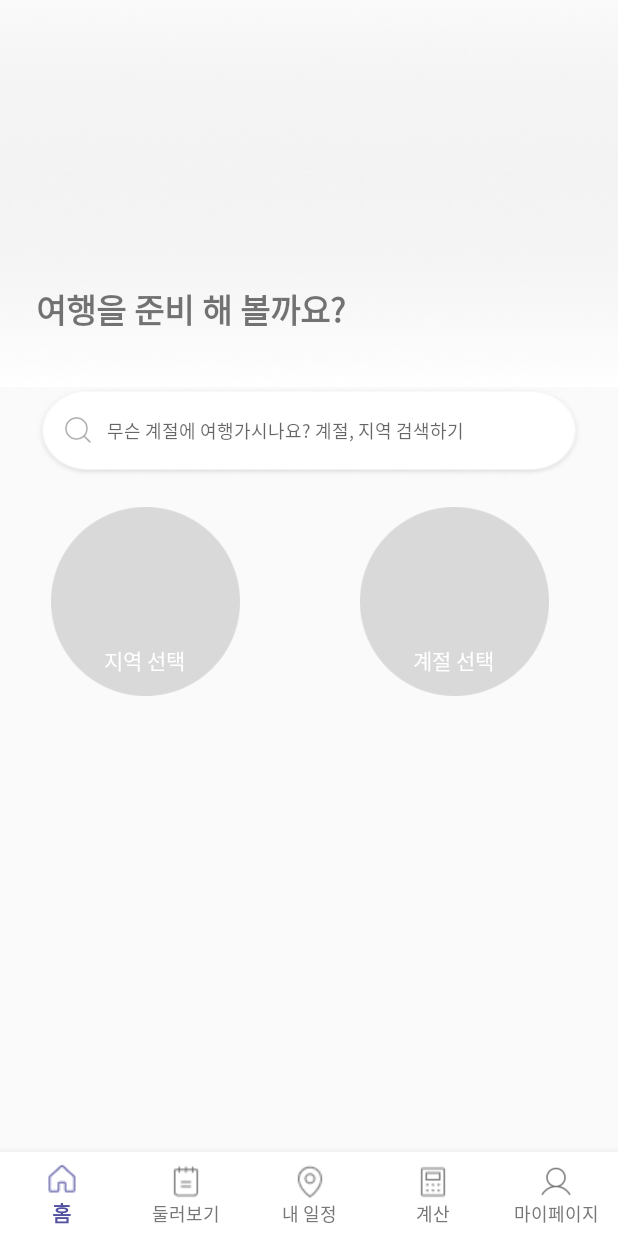
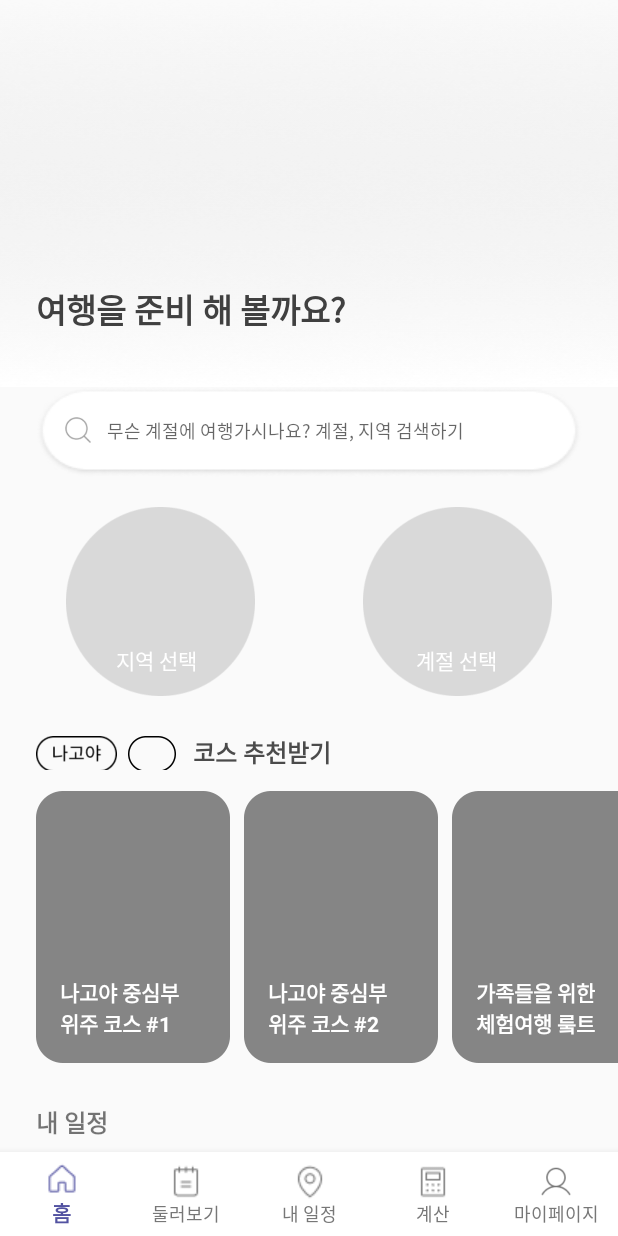
Before and after one commit to moon12-3/BaRoad, an Android app: the screen it shows after launch once a user with an empty profile is signed in (MainActivity), on a phone screen of 412 x 824 dp. Run offline under Robolectric (Android 15) with nearby library versions, the phone set to English and light mode, and no system bars; our stand-ins replace Firebase (no records; nobody signed in at launch, a user with empty details on screens opened directly).

Commit message:
메인페이지 xml

```diff
--- a/app/src/main/res/layout/fragment_main.xml
+++ b/app/src/main/res/layout/fragment_main.xml
@@ -6,7 +6,14 @@
     xmlns:app="http://schemas.android.com/apk/res-auto"
     android:orientation="vertical"
     tools:context=".MainFragment">
-
+    <ScrollView
+        android:layout_width="match_parent"
+        android:layout_height="wrap_content"
+        android:scrollbars="none">
+        <LinearLayout
+            android:layout_width="wrap_content"
+            android:layout_height="wrap_content"
+            android:orientation="vertical">
 
     <FrameLayout
         android:layout_width="match_parent"
@@ -23,6 +30,7 @@
             android:layout_marginTop="189dp"
             android:layout_marginLeft="24dp"
             android:text="여행을 준비 해 볼까요?"
+            android:textColor="#404040"
             android:textSize="22dp"
             android:textStyle="bold"/>
     </FrameLayout>
@@ -60,12 +68,13 @@
                 android:textSize="12dp"
                 android:layout_marginLeft="47dp"
                 android:layout_marginTop="20dp"
-                android:background="@android:color/transparent" />
+                android:background="@android:color/transparent"
+                android:textColor="#A1A1A1"/>
         </FrameLayout>
     </FrameLayout>
 
     <FrameLayout
-        android:layout_width="wrap_content"
+        android:layout_width="match_parent"
         android:layout_height="wrap_content">
         <FrameLayout
             android:layout_width="wrap_content"
@@ -75,13 +84,13 @@
                 android:layout_width="126dp"
                 android:layout_height="126dp"
                 android:background="@drawable/local_btn"
-                android:layout_marginLeft="34dp"
+                android:layout_marginLeft="44dp"
                 android:layout_marginTop="20dp"/>
             <TextView
                 android:layout_width="wrap_content"
                 android:layout_height="wrap_content"
                 android:layout_marginTop="111dp"
-                android:layout_marginLeft="69dp"
+                android:layout_marginLeft="77dp"
                 android:text="지역 선택"
                 android:textSize="14dp"
                 android:textColor="#ffffff"/>
@@ -90,27 +99,126 @@
         <FrameLayout
             android:layout_width="wrap_content"
             android:layout_height="wrap_content"
-            android:layout_marginLeft="40dp">
-
+            android:layout_gravity="right">
             <ImageButton
                 android:id="@+id/season_btn"
                 android:layout_width="126dp"
                 android:layout_height="126dp"
                 android:layout_gravity="right"
-                android:layout_marginLeft="200dp"
+                android:layout_marginRight="44dp"
                 android:layout_marginTop="20dp"
-                android:background="@drawable/local_btn" />
+                android:background="@drawable/local_btn"/>
             <TextView
                 android:layout_width="wrap_content"
                 android:layout_height="wrap_content"
-                android:layout_marginLeft="235dp"
+                android:layout_marginLeft="35dp"
                 android:layout_marginTop="111dp"
                 android:text="계절 선택"
                 android:textColor="#ffffff"
                 android:textSize="14dp" />
         </FrameLayout>
     </FrameLayout>
-
-
-
+    <LinearLayout
+        android:layout_width="match_parent"
+        android:layout_height="wrap_content"
+        android:orientation="horizontal"
+        android:layout_marginTop="25dp">
+        <Button
+            android:layout_width="54dp"
+            android:layout_height="24dp"
+            android:background="@drawable/local"
+            android:layout_marginLeft="24dp" />
+        <Button
+            android:layout_width="32dp"
+            android:layout_height="24dp"
+            android:background="@drawable/season"
+            android:layout_marginLeft="7dp"/>
+        <TextView
+            android:layout_width="wrap_content"
+            android:layout_height="wrap_content"
+            android:text="코스 추천받기"
+            android:textStyle="bold"
+            android:layout_marginLeft="11dp"
+            android:textSize="16dp"
+            android:textColor="#4B4B4B"/>
+    </LinearLayout>
+    <HorizontalScrollView
+        android:layout_width="match_parent"
+        android:layout_height="wrap_content"
+        android:scrollbars="none">
+        <LinearLayout
+            android:layout_width="match_parent"
+            android:layout_height="wrap_content"
+            android:layout_marginTop="14dp">
+            <FrameLayout
+                android:layout_width="wrap_content"
+                android:layout_height="wrap_content">
+                <ImageButton
+                    android:layout_width="129dp"
+                    android:layout_height="181dp"
+                    android:background="@drawable/course"
+                    android:layout_marginLeft="24dp"/>
+                <TextView
+                    android:layout_width="wrap_content"
+                    android:layout_height="match_parent"
+                    android:text="나고야 중심부\n위주 코스 #1"
+                    android:textStyle="bold"
+                    android:textColor="#ffffff"
+                    android:layout_gravity="bottom"
+                    android:layout_marginBottom="16dp"
+                    android:layout_marginLeft="40dp"/>
+            </FrameLayout>
+            <FrameLayout
+                android:layout_width="wrap_content"
+                android:layout_height="wrap_content">
+                <ImageButton
+                    android:layout_width="129dp"
+                    android:layout_height="181dp"
+                    android:background="@drawable/course"
+                    android:layout_marginLeft="9dp"/>
+                <TextView
+                    android:layout_width="wrap_content"
+                    android:layout_height="match_parent"
+                    android:text="나고야 중심부\n위주 코스 #2"
+                    android:textStyle="bold"
+                    android:textColor="#ffffff"
+                    android:layout_gravity="bottom"
+                    android:layout_marginBottom="16dp"
+                    android:layout_marginLeft="25dp"/>
+            </FrameLayout>
+            <FrameLayout
+                android:layout_width="wrap_content"
+                android:layout_height="wrap_content">
+                <ImageButton
+                    android:layout_width="129dp"
+                    android:layout_height="181dp"
+                    android:background="@drawable/course"
+                    android:layout_marginLeft="9dp"/>
+                <TextView
+                    android:layout_width="wrap_content"
+                    android:layout_height="match_parent"
+                    android:text="가족들을 위한\n체험여행 뤀트"
+                    android:textStyle="bold"
+                    android:textColor="#ffffff"
+                    android:layout_gravity="bottom"
+                    android:layout_marginBottom="16dp"
+                    android:layout_marginLeft="25dp"/>
+            </FrameLayout>
+        </LinearLayout>
+    </HorizontalScrollView>
+    <TextView
+        android:layout_width="match_parent"
+        android:layout_height="wrap_content"
+        android:text="내 일정"
+        android:textStyle="bold"
+        android:layout_marginTop="27dp"
+        android:layout_marginLeft="24dp"
+        android:textSize="16dp"/>
+    <ListView
+        android:layout_width="match_parent"
+        android:layout_height="wrap_content"
+        android:maxLines="3"
+        android:layout_marginTop="16dp"/>
+        </LinearLayout>
+    </ScrollView>
 </LinearLayout>
--- /dev/null
+++ b/app/src/main/res/layout/main_listview_item.xml
@@ -0,0 +1,37 @@
+<?xml version="1.0" encoding="utf-8"?>
+<LinearLayout xmlns:android="http://schemas.android.com/apk/res/android"
+    android:orientation="vertical"
+    android:layout_width="match_parent"
+    android:layout_height="match_parent">
+
+    <!--검색어 입력 리스트뷰 목록에 뜰 layout-->
+    <LinearLayout
+        android:layout_width="match_parent"
+        android:layout_height="wrap_content"
+        android:orientation="horizontal">
+
+        <ImageView
+            android:layout_width="47dp"
+            android:layout_height="47dp"
+            android:src="@drawable/main_listview_profile"
+            android:layout_marginTop="8dp"
+            android:layout_marginLeft="24dp"
+            android:layout_marginRight="8dp"/>
+        <FrameLayout
+            android:layout_width="match_parent"
+            android:layout_height="wrap_content">
+            <ImageView
+                android:layout_width="259dp"
+                android:layout_height="47dp"
+                android:src="@drawable/main_listview_container"
+                android:layout_marginTop="8dp"/>
+            <TextView
+                android:layout_width="wrap_content"
+                android:layout_height="wrap_content"
+                android:text="내 여행 일정이 들어가겠쥬?"
+                android:layout_marginTop="20dp"
+                android:layout_marginLeft="22dp"/>
+        </FrameLayout>
+    </LinearLayout>
+
+</LinearLayout>
```
Also changed, not shown: app/src/main/res/drawable/course.png (added), app/src/main/res/drawable/local.png (added), app/src/main/res/drawable/main_listview_container.png (added), app/src/main/res/drawable/main_listview_profile.png (added), app/src/main/res/drawable/season.png (added).
